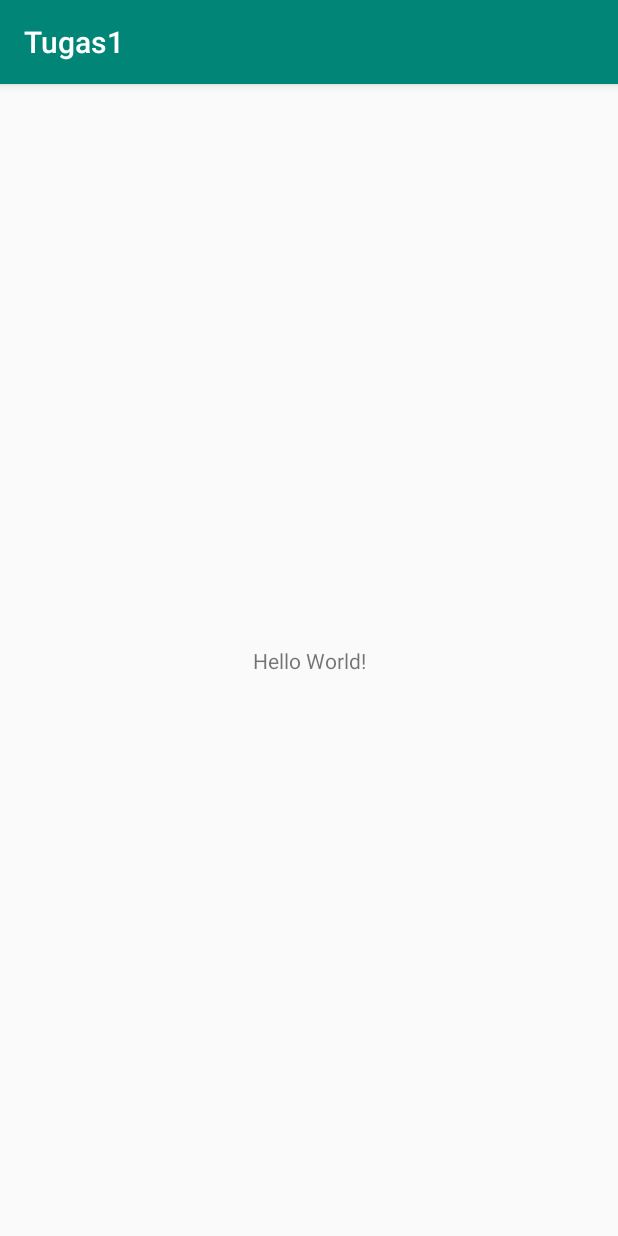
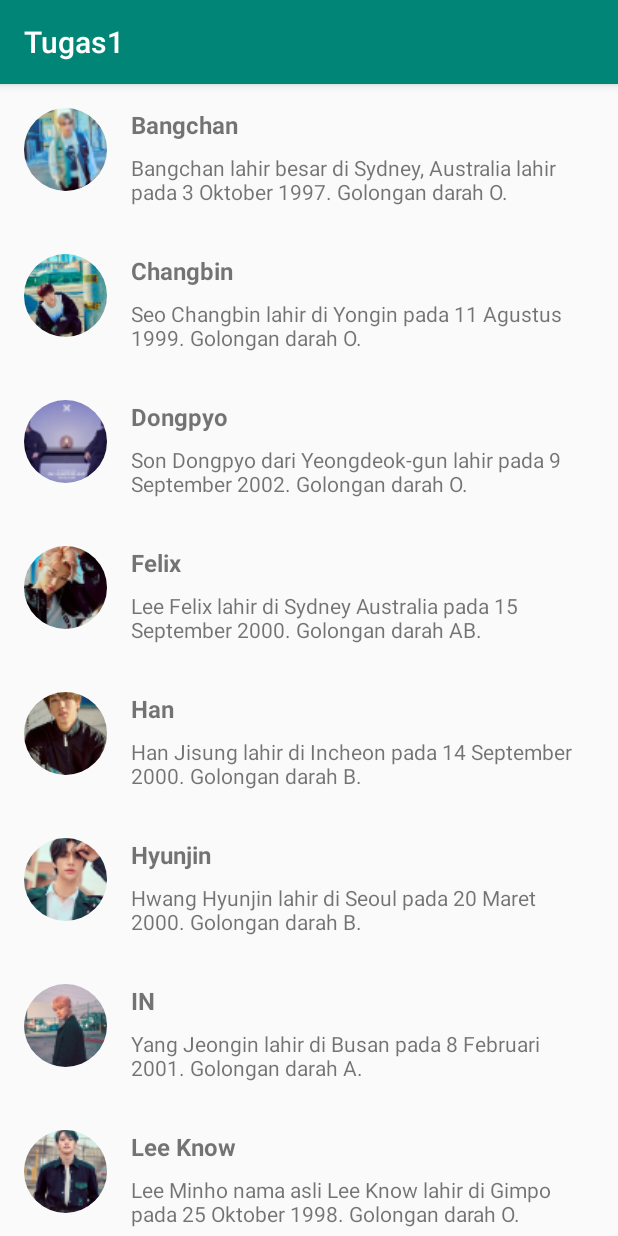
Before and after one commit to mariapujirahayu/Tugas1, an Android app: the screen it shows after launch (MainActivity), on a phone screen of 412 x 824 dp. Run offline under Robolectric (Android 15) with nearby library versions, the phone set to English and light mode, and no system bars; our stand-ins replace CircleImageView.

Commit message:
Halaman utama dengan format list

```diff
--- /dev/null
+++ b/app/src/main/java/com/example/tugas1/Idol.java
@@ -0,0 +1,31 @@
+package com.example.tugas1;
+
+public class Idol {
+    private String name;
+    private String detail;
+    private int photo;
+
+    public String getName() {
+        return name;
+    }
+
+    public void setName(String name) {
+        this.name = name;
+    }
+
+    public String getDetail() {
+        return detail;
+    }
+
+    public void setDetail(String detail) {
+        this.detail = detail;
+    }
+
+    public int getPhoto() {
+        return photo;
+    }
+
+    public void setPhoto(int photo) {
+        this.photo = photo;
+    }
+}
--- /dev/null
+++ b/app/src/main/java/com/example/tugas1/IdolData.java
@@ -0,0 +1,59 @@
+package com.example.tugas1;
+
+import java.util.ArrayList;
+
+public class IdolData {
+    private static String[] idolNames = {
+            "Bangchan",
+            "Changbin",
+            "Dongpyo",
+            "Felix",
+            "Han",
+            "Hyunjin",
+            "IN",
+            "Lee Know",
+            "Seungmin",
+            "Seungwoo",
+            "Woojin"
+    };
+
+    private static String[] idolDetails = {
+            "Bangchan lahir besar di Sydney, Australia lahir pada 3 Oktober 1997. Golongan darah O.",
+            "Seo Changbin lahir di Yongin pada 11 Agustus 1999. Golongan darah O.",
+            "Son Dongpyo dari Yeongdeok-gun lahir pada 9 September 2002. Golongan darah O.",
+            "Lee Felix lahir di Sydney Australia pada 15 September 2000. Golongan darah AB.",
+            "Han Jisung lahir di Incheon pada 14 September 2000. Golongan darah B.",
+            "Hwang Hyunjin lahir di Seoul pada 20 Maret 2000. Golongan darah B.",
+            "Yang Jeongin lahir di Busan pada 8 Februari 2001. Golongan darah A.",
+            "Lee Minho nama asli Lee Know lahir di Gimpo pada 25 Oktober 1998. Golongan darah O.",
+            "Kim Seungmin lahir di Seoul pada 22 September 2000. Golongan darah A.",
+            "Han Seungwoo daru Bukgu, Busan lahir pada 24 Desember 1994. Golongan darah B.",
+            "Kim Woojin lahir di Daejeon pada 8 April 1997. Golongan darah B."
+    };
+
+    private static int[] idolsImages = {
+            R.drawable.bangchan,
+            R.drawable.changbin,
+            R.drawable.dongpyoy,
+            R.drawable.felix,
+            R.drawable.han,
+            R.drawable.hyunjin,
+            R.drawable.in,
+            R.drawable.leeknow,
+            R.drawable.seungmin,
+            R.drawable.seungwoo,
+            R.drawable.woojin
+    };
+
+    static ArrayList<Idol> getListData(){
+        ArrayList<Idol> list = new ArrayList<>();
+        for (int position = 0; position < idolNames.length; position++){
+            Idol idol = new Idol();
+            idol.setName(idolNames[position]);
+            idol.setDetail(idolDetails[position]);
+            idol.setPhoto(idolsImages[position]);
+            list.add(idol);
+        }
+        return list;
+    }
+}
--- /dev/null
+++ b/app/src/main/java/com/example/tugas1/ListIdolAdapter.java
@@ -0,0 +1,58 @@
+package com.example.tugas1;
+
+import android.view.LayoutInflater;
+import android.view.View;
+import android.view.ViewGroup;
+import android.widget.ImageView;
+import android.widget.TextView;
+
+import androidx.annotation.NonNull;
+import androidx.recyclerview.widget.RecyclerView;
+
+import com.bumptech.glide.Glide;
+import com.bumptech.glide.request.RequestOptions;
+
+import java.util.ArrayList;
+
+public class ListIdolAdapter extends RecyclerView.Adapter<ListIdolAdapter.ListViewHolder> {
+    private ArrayList<Idol> listIdol;
+
+    public ListIdolAdapter(ArrayList<Idol> list){
+        this.listIdol = list;
+    }
+
+    @NonNull
+    @Override
+    public ListViewHolder onCreateViewHolder(@NonNull ViewGroup viewGroup, int viewType) {
+        View view = LayoutInflater.from(viewGroup.getContext()).inflate(R.layout.item_row_idol, viewGroup, false);
+        return new ListViewHolder(view);
+    }
+
+    @Override
+    public void onBindViewHolder(@NonNull ListViewHolder holder, int position) {
+        Idol idol = listIdol.get(position);
+        Glide.with(holder.itemView.getContext())
+                .load(idol.getPhoto())
+                .apply(new RequestOptions().override(55,55))
+                .into(holder.imgPhoto);
+        holder.tvName.setText(idol.getName());
+        holder.tvDetail.setText(idol.getDetail());
+    }
+
+    @Override
+    public int getItemCount() {
+        return listIdol.size();
+    }
+
+    public class ListViewHolder extends RecyclerView.ViewHolder {
+        ImageView imgPhoto;
+        TextView tvName, tvDetail;
+
+        public ListViewHolder(@NonNull View itemView) {
+            super(itemView);
+            imgPhoto = itemView.findViewById(R.id.img_item_photo);
+            tvName = itemView.findViewById(R.id.tv_item_name);
+            tvDetail = itemView.findViewById(R.id.tv_item_detail);
+        }
+    }
+}
--- a/app/src/main/java/com/example/tugas1/MainActivity.java
+++ b/app/src/main/java/com/example/tugas1/MainActivity.java
@@ -1,14 +1,32 @@
 package com.example.tugas1;
 
 import androidx.appcompat.app.AppCompatActivity;
+import androidx.recyclerview.widget.LinearLayoutManager;
+import androidx.recyclerview.widget.RecyclerView;
 
 import android.os.Bundle;
 
+import java.util.ArrayList;
+
 public class MainActivity extends AppCompatActivity {
+    private RecyclerView rvIdol;
+    private ArrayList<Idol> list = new ArrayList<>();
 
     @Override
     protected void onCreate(Bundle savedInstanceState) {
         super.onCreate(savedInstanceState);
         setContentView(R.layout.activity_main);
+
+        rvIdol = findViewById(R.id.rv_idol);
+        rvIdol.setHasFixedSize(true);
+
+        list.addAll(IdolData.getListData());
+        showRecyclerList();
+    }
+
+    private void showRecyclerList() {
+        rvIdol.setLayoutManager(new LinearLayoutManager(this));
+        ListIdolAdapter listIdolAdapter = new ListIdolAdapter(list);
+        rvIdol.setAdapter(listIdolAdapter);
     }
 }
--- a/app/src/main/res/layout/activity_main.xml
+++ b/app/src/main/res/layout/activity_main.xml
@@ -1,18 +1,16 @@
 <?xml version="1.0" encoding="utf-8"?>
-<androidx.constraintlayout.widget.ConstraintLayout xmlns:android="http://schemas.android.com/apk/res/android"
+<RelativeLayout xmlns:android="http://schemas.android.com/apk/res/android"
     xmlns:app="http://schemas.android.com/apk/res-auto"
     xmlns:tools="http://schemas.android.com/tools"
     android:layout_width="match_parent"
     android:layout_height="match_parent"
     tools:context=".MainActivity">
 
-    <TextView
-        android:layout_width="wrap_content"
-        android:layout_height="wrap_content"
-        android:text="Hello World!"
-        app:layout_constraintBottom_toBottomOf="parent"
-        app:layout_constraintLeft_toLeftOf="parent"
-        app:layout_constraintRight_toRightOf="parent"
-        app:layout_constraintTop_toTopOf="parent" />
+    <androidx.recyclerview.widget.RecyclerView
+        android:id="@+id/rv_idol"
+        android:layout_height="match_parent"
+        android:layout_width="match_parent"
+        tools:listitem="@layout/item_row_idol"
+        />
 
-</androidx.constraintlayout.widget.ConstraintLayout>
+</RelativeLayout>
--- /dev/null
+++ b/app/src/main/res/layout/item_row_idol.xml
@@ -0,0 +1,45 @@
+<?xml version="1.0" encoding="utf-8"?>
+<RelativeLayout xmlns:android="http://schemas.android.com/apk/res/android"
+    xmlns:tools="http://schemas.android.com/tools"
+    android:orientation="horizontal"
+    android:layout_width="match_parent"
+    android:layout_height="wrap_content"
+    android:padding="16dp">
+
+    <de.hdodenhof.circleimageview.CircleImageView
+        android:id="@+id/img_item_photo"
+        android:layout_width="55dp"
+        android:layout_height="55dp"
+        android:layout_marginEnd="16dp"
+        android:layout_marginRight="16dp"
+        tools:src="@android:color/darker_gray"
+        />
+
+    <LinearLayout
+        android:layout_width="match_parent"
+        android:layout_height="wrap_content"
+        android:layout_centerVertical="true"
+        android:layout_toEndOf="@id/img_item_photo"
+        android:layout_toRightOf="@id/img_item_photo"
+        android:orientation="vertical">
+
+        <TextView
+            android:id="@+id/tv_item_name"
+            android:layout_width="match_parent"
+            android:layout_height="wrap_content"
+            android:layout_marginBottom="8dp"
+            android:textSize="16sp"
+            android:textStyle="bold"
+            tools:text="@string/heroes_name" />
+
+        <TextView
+            android:id="@+id/tv_item_detail"
+            android:layout_width="match_parent"
+            android:layout_height="wrap_content"
+            android:ellipsize="end"
+            android:maxLines="2"
+            tools:text="@string/detail"/>
+
+    </LinearLayout>
+
+</RelativeLayout>
--- a/app/src/main/res/values/strings.xml
+++ b/app/src/main/res/values/strings.xml
@@ -1,3 +1,5 @@
 <resources>
     <string name="app_name">Tugas1</string>
+    <string name="heroes_name">Nama Idol</string>
+    <string name="detail">Detail</string>
 </resources>
```
Also changed, not shown: app/src/main/res/drawable/bangchan.jpg (added), app/src/main/res/drawable/changbin.jpg (added), app/src/main/res/drawable/dongpyoy.jpeg (added), app/src/main/res/drawable/felix.jpg (added), app/src/main/res/drawable/han.jpg (added), app/src/main/res/drawable/hyunjin.jpg (added), app/src/main/res/drawable/in.jpg (added), app/src/main/res/drawable/leeknow.jpg (added), app/src/main/res/drawable/seungmin.jpg (added), app/src/main/res/drawable/seungwoo.jpeg (added), app/src/main/res/drawable/woojin.jpg (added).
